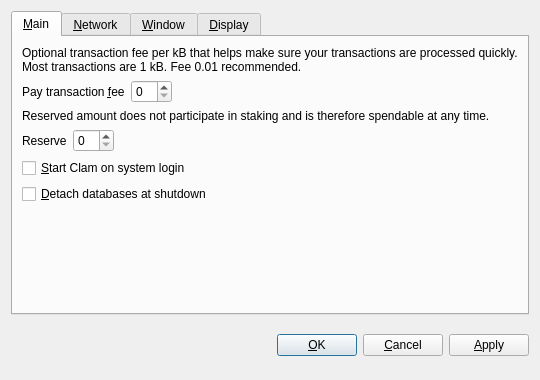
Above: src/qt/forms/optionsdialog.ui from coinkeeper/2015-06-22_18-55_clams before the change. Below: the same form after it.
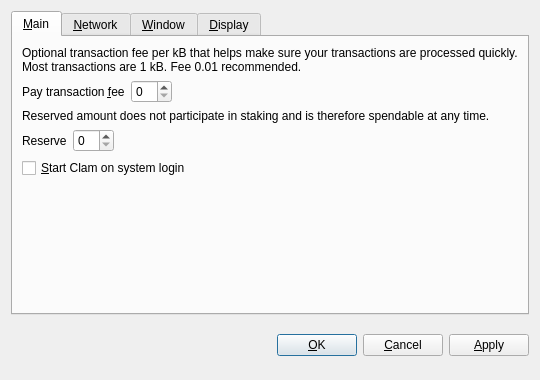
That is the form after the change. Custom widgets are drawn as their Qt base class.

Commit message:
Remove -detachdb and stop's detach argument.
As the only BDB database left is the wallet, and it is always
detached.

Also remove IsChainFile() predicate and related chainfile-specific
logic.

Conflicts:
	src/bitcoinrpc.cpp
	src/db.cpp
	src/qt/bitcoinstrings.cpp

Conflicts:

	src/bitcoinrpc.cpp

What changed in the file:
```diff
--- a/src/qt/forms/optionsdialog.ui
+++ b/src/qt/forms/optionsdialog.ui
@@ -132,16 +132,6 @@
          </property>
         </widget>
        </item>
-       <item>
-        <widget class="QCheckBox" name="detachDatabases">
-         <property name="toolTip">
-          <string>Detach block and address databases at shutdown. This means they can be moved to another data directory, but it slows down shutdown. The wallet is always detached.</string>
-         </property>
-         <property name="text">
-          <string>&amp;Detach databases at shutdown</string>
-         </property>
-        </widget>
-       </item>
        <item>
         <spacer name="verticalSpacer_Main">
          <property name="orientation">
```
The commit also changes 7 other files.
